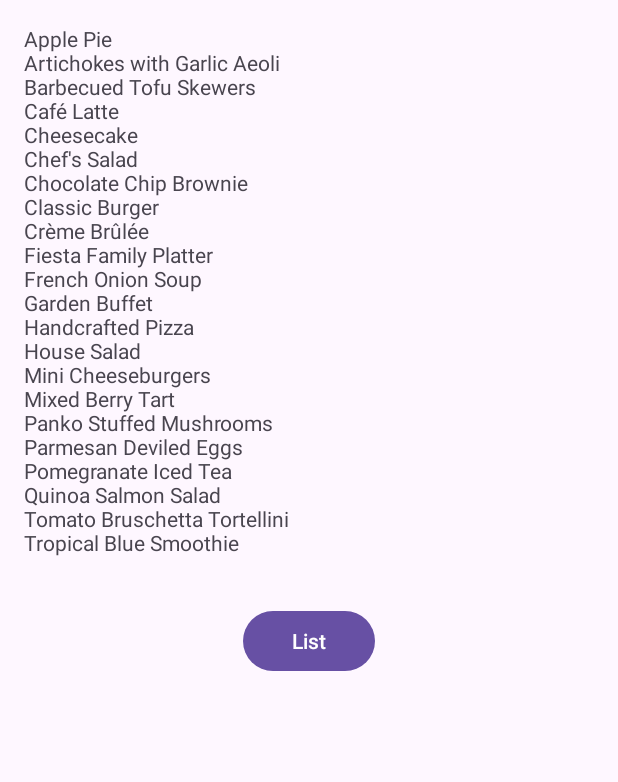
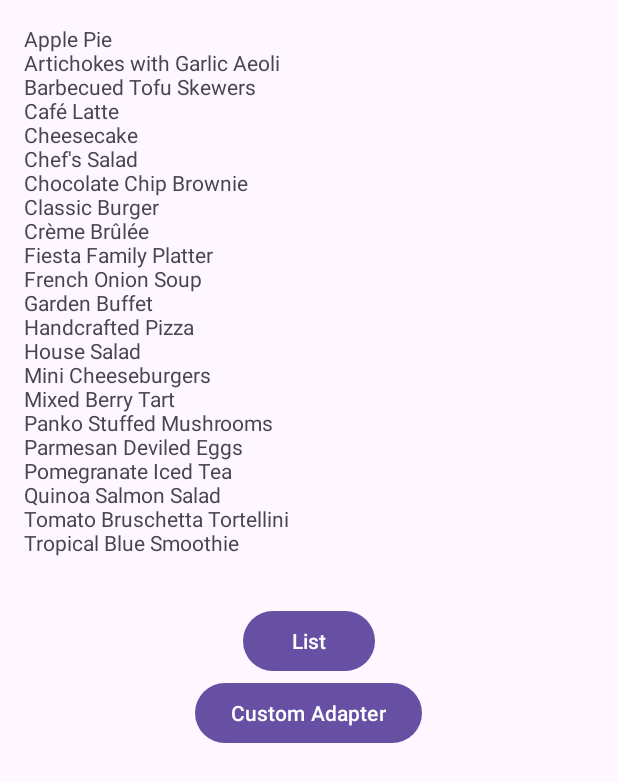
Before and after one commit to mykfrost/readyToCode, an Android app: the screen it shows after launch (MainActivity), on a phone screen of 412 x 824 dp. Shown: the top 782 px of the screen. Run offline under Robolectric (Android 15) with nearby library versions, the phone set to English and light mode, and no system bars.

Commit message:
Creating a custom adapter

```diff
--- a/app/src/main/java/com/example/android/readytocode/MainActivity.java
+++ b/app/src/main/java/com/example/android/readytocode/MainActivity.java
@@ -22,7 +22,7 @@ import java.util.List;
 
 public class MainActivity extends AppCompatActivity {
 TextView tvOut ;
-Button next ;
+Button next , customadapter;
 List<DataItem> dataItemList = SampleDataProvider.dataItemList;
 
     @Override
@@ -38,6 +38,7 @@ List<DataItem> dataItemList = SampleDataProvider.dataItemList;
 
         tvOut = findViewById(R.id.tv_out);
         next = findViewById(R.id.buttonList);
+        customadapter = findViewById(R.id.buttonCustomdapter);
 //        DataItem item = new DataItem(null ,"Item Name","A description",
 //                "A category",1,6.78,"bishop.jpg");
         tvOut.setText("");
@@ -60,5 +61,13 @@ List<DataItem> dataItemList = SampleDataProvider.dataItemList;
                 Toast.makeText(getApplicationContext(),"Next Activity",Toast.LENGTH_SHORT).show();
             }
         });
+
+        customadapter.setOnClickListener(new View.OnClickListener() {
+            @Override
+            public void onClick(View v) {
+                Intent custom  = new Intent(getApplicationContext(), CustomAdapter.class);
+                startActivity(custom);
+            }
+        });
     }
 }
--- a/app/src/main/res/layout/activity_main.xml
+++ b/app/src/main/res/layout/activity_main.xml
@@ -22,5 +22,11 @@
         android:layout_width="wrap_content"
         android:layout_height="wrap_content"
         android:text="List" />
+    <Button
+        android:id="@+id/buttonCustomdapter"
+        android:layout_gravity="center_horizontal"
+        android:layout_width="wrap_content"
+        android:layout_height="wrap_content"
+        android:text="Custom Adapter" />
 
 </LinearLayout>
--- a/app/src/main/res/layout/list_item.xml
+++ b/app/src/main/res/layout/list_item.xml
@@ -8,9 +8,10 @@
     android:orientation="vertical">
 
     <ImageView
+        android:layout_marginLeft="@dimen/text_size_large"
         android:layout_alignParentStart="true"
         android:layout_centerVertical="true"
-        android:contentDescription="BIshop Marimba"
+        android:contentDescription="Bishop Marimba"
         android:id="@+id/imageView"
         android:layout_width="50dp"
         android:layout_height="50dp"
@@ -25,5 +26,6 @@
         android:id="@+id/itemNameText"
         android:layout_width="wrap_content"
         android:layout_height="wrap_content"
+        android:textSize="@dimen/text_size_large"
         android:text="A Menu Item" />
 </RelativeLayout>
--- a/app/src/main/res/values/dimens.xml
+++ b/app/src/main/res/values/dimens.xml
@@ -8,7 +8,7 @@
     <!-- Default text sizes -->
     <dimen name="text_size_small">12sp</dimen>
     <dimen name="text_size_medium">16sp</dimen>
-    <dimen name="text_size_large">20sp</dimen>
+    <dimen name="text_size_large">24sp</dimen>
 
     <!-- Default icon sizes -->
     <dimen name="icon_size_small">24dp</dimen>
```
Also changed, not shown: app/src/main/java/com/example/android/readytocode/CustomAdapter.java (+11 -8 lines), app/src/main/java/com/example/android/readytocode/DataItemAdapter.java (added, +45 -0 lines), app/src/main/res/layout/activity_custom_adapter.xml (+7 -3 lines).
